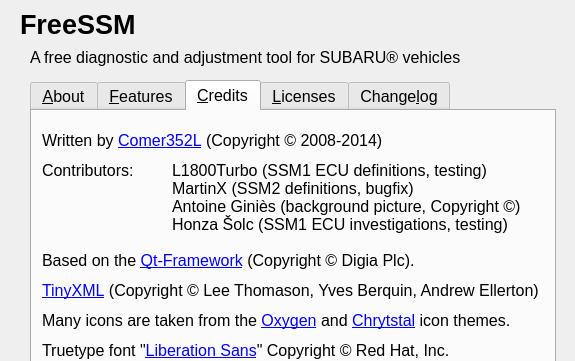
Above: ui/About.ui from Comer352L/FreeSSM before the change; both pictures show x 0 to 575 and y 0 to 361 of the 575 by 545 pixel window. Below: the same form after it.
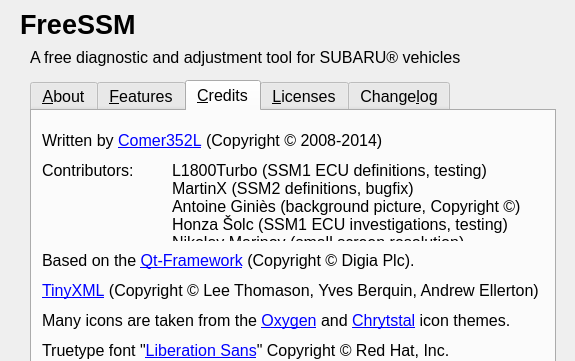
That is the form after the change. The open tabs and pages were chosen to show the change.

```diff
--- a/ui/About.ui
+++ b/ui/About.ui
@@ -613,7 +613,7 @@
       </rect>
      </property>
      <property name="text">
-      <string>L1800Turbo (SSM1 ECU definitions, testing)&lt;br&gt;MartinX (SSM2 definitions, bugfix)&lt;br&gt;Antoine Giniès (background picture, Copyright ©)&lt;br&gt;Honza Šolc (SSM1 ECU investigations, testing)</string>
+      <string>L1800Turbo (SSM1 ECU definitions, testing)&lt;br&gt;MartinX (SSM2 definitions, bugfix)&lt;br&gt;Antoine Giniès (background picture, Copyright ©)&lt;br&gt;Honza Šolc (SSM1 ECU investigations, testing)&lt;br&gt;Nikolay Marinov (small screen resolution)</string>
      </property>
      <property name="alignment">
       <set>Qt::AlignLeading|Qt::AlignLeft|Qt::AlignTop</set>
```
